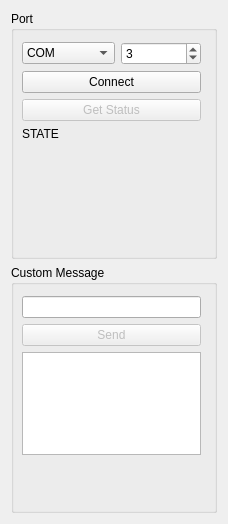
The window that Plugins/org.mitk.gui.qt.lasercontrol/src/internal/QmitkLaserControlControls.ui (MITK/MITK) describes before a commit, drawn with Qt 5.
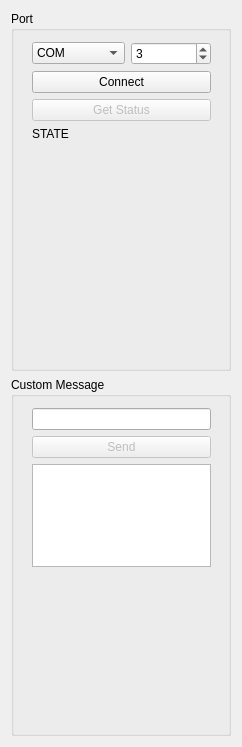
The same window after the commit.

Patch:
```diff
--- a/Plugins/org.mitk.gui.qt.lasercontrol/src/internal/QmitkLaserControlControls.ui
+++ b/Plugins/org.mitk.gui.qt.lasercontrol/src/internal/QmitkLaserControlControls.ui
@@ -6,8 +6,8 @@
    <rect>
     <x>0</x>
     <y>0</y>
-    <width>228</width>
-    <height>524</height>
+    <width>242</width>
+    <height>747</height>
    </rect>
   </property>
   <property name="minimumSize">
@@ -30,7 +30,7 @@
        <widget class="QWidget" name="verticalLayoutWidget_2">
         <property name="geometry">
          <rect>
-          <x>0</x>
+          <x>10</x>
           <y>20</y>
           <width>201</width>
           <height>211</height>
@@ -122,7 +122,7 @@
        <widget class="QWidget" name="verticalLayoutWidget">
         <property name="geometry">
          <rect>
-          <x>0</x>
+          <x>10</x>
           <y>20</y>
           <width>201</width>
           <height>181</height>
```
